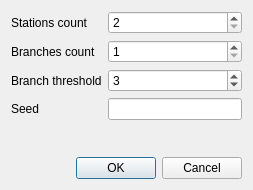
Old version of the form metro/generatedialog.ui in the repository SergeyBrian/metro.
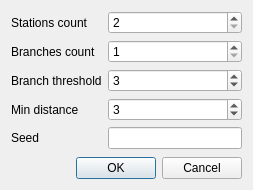
New version of the form.

```diff
--- a/metro/generatedialog.ui
+++ b/metro/generatedialog.ui
@@ -60,14 +60,14 @@
        </property>
       </widget>
      </item>
-     <item row="4" column="0">
+     <item row="5" column="0">
       <widget class="QLabel" name="seedLabel">
        <property name="text">
         <string>Seed</string>
        </property>
       </widget>
      </item>
-     <item row="4" column="1">
+     <item row="5" column="1">
       <widget class="QLineEdit" name="seedLineEdit"/>
      </item>
      <item row="3" column="1">
@@ -87,6 +87,23 @@
        </property>
       </widget>
      </item>
+     <item row="4" column="1">
+      <widget class="QSpinBox" name="minDistanceSpinBox">
+       <property name="maximum">
+        <number>10</number>
+       </property>
+       <property name="value">
+        <number>3</number>
+       </property>
+      </widget>
+     </item>
+     <item row="4" column="0">
+      <widget class="QLabel" name="minDistanceLabel">
+       <property name="text">
+        <string>Min distance</string>
+       </property>
+      </widget>
+     </item>
     </layout>
    </item>
   </layout>
```
